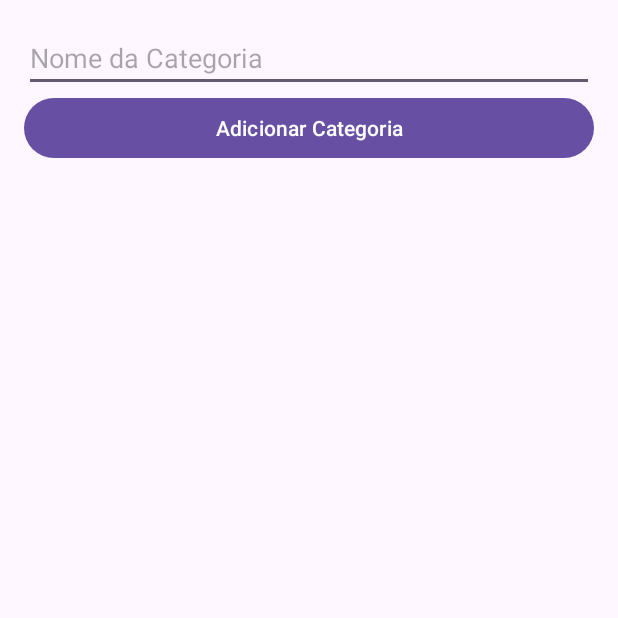
After one commit to luispaiva09/COMMOV_StudyShare, an Android app: the AddCategoriaActivity screen opened directly, with no data from a screen before it, on a phone screen of 412 x 824 dp, the top half of it. The commit adds this screen. Run offline under Robolectric (Android 15) with nearby library versions, the phone set to English and light mode, and no system bars.

Commit message:
AddCategoria

```diff
--- a/app/src/main/AndroidManifest.xml
+++ b/app/src/main/AndroidManifest.xml
@@ -36,6 +36,10 @@
             android:name=".Activities.AddMaterialActivity"
             android:exported="true" />
 
+        <activity
+            android:name=".Activities.AddCategoriaActivity"
+            android:exported="true" />
+
     </application>
 
 </manifest>
--- /dev/null
+++ b/app/src/main/java/com/example/studyshare/Activities/AddCategoriaActivity.kt
@@ -0,0 +1,71 @@
+package com.example.studyshare.Activities
+
+import android.content.Intent
+import android.os.Bundle
+import android.util.Log
+import android.widget.Toast
+import androidx.activity.viewModels
+import androidx.appcompat.app.AppCompatActivity
+import androidx.lifecycle.lifecycleScope
+import com.example.studyshare.DataClasses.Categoria
+import com.example.studyshare.Repositories.CategoriaRepository
+import com.example.studyshare.RetrofitClient
+import com.example.studyshare.ViewModelFactories.CategoriaViewModelFactory
+import com.example.studyshare.ViewModels.CategoriaViewModel
+import com.example.studyshare.databinding.ActivityAddCategoriaBinding
+import kotlinx.coroutines.flow.collectLatest
+import kotlinx.coroutines.launch
+
+class AddCategoriaActivity : AppCompatActivity() {
+
+    private lateinit var binding: ActivityAddCategoriaBinding
+
+    private val repository = CategoriaRepository(RetrofitClient.api)
+    private val viewModel: CategoriaViewModel by viewModels { CategoriaViewModelFactory(repository) }
+
+    override fun onCreate(savedInstanceState: Bundle?) {
+        super.onCreate(savedInstanceState)
+        binding = ActivityAddCategoriaBinding.inflate(layoutInflater)
+        setContentView(binding.root)
+
+        lifecycleScope.launch {
+            viewModel.categoriaCriada.collectLatest { sucesso ->
+                sucesso?.let {
+                    if (it) {
+                        Toast.makeText(this@AddCategoriaActivity, "Categoria criada com sucesso!", Toast.LENGTH_LONG).show()
+                        limparCampos()
+                        val intent = Intent(this@AddCategoriaActivity, InicioActivity::class.java)
+                        startActivity(intent)
+                        finish()
+                    }
+                }
+            }
+        }
+
+        lifecycleScope.launch {
+            viewModel.erroMensagem.collectLatest { erro ->
+                erro?.let {
+                    Toast.makeText(this@AddCategoriaActivity, "Erro: $it", Toast.LENGTH_LONG).show()
+                    Log.e("AddCategoriaActivity", "Erro ao criar categoria", Throwable(it))
+                }
+            }
+        }
+
+        binding.btnAdicionarCategoria.setOnClickListener {
+            val nome = binding.etNomeCategoria.text.toString().trim()
+
+            if (nome.isEmpty()) {
+                Toast.makeText(this, "Por favor, insira o nome da categoria!", Toast.LENGTH_LONG).show()
+                return@setOnClickListener
+            }
+
+            val novaCategoria = Categoria(nome = nome)
+            viewModel.criarCategoria(novaCategoria)
+        }
+    }
+
+    private fun limparCampos() {
+        binding.etNomeCategoria.text?.clear()
+        viewModel.resetErro()
+    }
+}
--- a/app/src/main/java/com/example/studyshare/Activities/LoginActivity.kt
+++ b/app/src/main/java/com/example/studyshare/Activities/LoginActivity.kt
@@ -49,7 +49,7 @@ class LoginActivity : AppCompatActivity() {
                     Toast.makeText(this@LoginActivity, "Login bem-sucedido!", Toast.LENGTH_SHORT).show()
                     val intent = Intent(this@LoginActivity, InicioActivity::class.java)
                     intent.putExtra("username", utilizador.username)
-                    intent.putExtra("username", utilizador.id)
+                    intent.putExtra("userId", utilizador.id)
                     startActivity(intent)
                     finish()
                 }
--- a/app/src/main/java/com/example/studyshare/ApiService.kt
+++ b/app/src/main/java/com/example/studyshare/ApiService.kt
@@ -15,6 +15,7 @@ import retrofit2.Response
 import retrofit2.http.Body
 import retrofit2.http.DELETE
 import retrofit2.http.GET
+import retrofit2.http.Headers
 import retrofit2.http.POST
 import retrofit2.http.PUT
 import retrofit2.http.Path
@@ -76,7 +77,7 @@ interface ApiService {
     suspend fun getMaterialDidaticoById(@Path("id") id: Int): MaterialDidatico
 
     @POST("materiaisdidaticos")
-    suspend fun createMaterialDidatico(@Body material: MaterialDidatico): MaterialDidatico
+    suspend fun createMaterialDidatico(@Body material: MaterialDidatico): Response<MaterialDidatico>
 
     @PUT("materiaisdidaticos/{id}")
     suspend fun updateMaterialDidatico(@Path("id") id: Int, @Body material: MaterialDidatico): MaterialDidatico
@@ -93,8 +94,9 @@ interface ApiService {
     @GET("categorias/{id}")
     suspend fun getCategoriaById(@Path("id") id: Int): Categoria
 
+    @Headers("Prefer: return=representation")
     @POST("categorias")
-    suspend fun createCategoria(@Body categoria: Categoria): Categoria
+    suspend fun createCategoria(@Body categoria: Categoria): List<Categoria>
 
     @PUT("categorias/{id}")
     suspend fun updateCategoria(@Path("id") id: Int, @Body categoria: Categoria): Categoria
--- a/app/src/main/java/com/example/studyshare/Repositories/CategoriaRepository.kt
+++ b/app/src/main/java/com/example/studyshare/Repositories/CategoriaRepository.kt
@@ -2,6 +2,7 @@ package com.example.studyshare.Repositories
 
 import com.example.studyshare.ApiService
 import com.example.studyshare.DataClasses.Categoria
+import retrofit2.Response
 
 class CategoriaRepository(private val api: ApiService) {
 
@@ -13,7 +14,7 @@ class CategoriaRepository(private val api: ApiService) {
         return api.getCategoriaById(id)
     }
 
-    suspend fun criarCategoria(categoria: Categoria): Categoria {
+    suspend fun criarCategoria(categoria: Categoria): List<Categoria> {
         return api.createCategoria(categoria)
     }
 
--- a/app/src/main/java/com/example/studyshare/Repositories/MaterialDidaticoRepository.kt
+++ b/app/src/main/java/com/example/studyshare/Repositories/MaterialDidaticoRepository.kt
@@ -2,6 +2,7 @@ package com.example.studyshare.Repositories
 
 import com.example.studyshare.ApiService
 import com.example.studyshare.DataClasses.MaterialDidatico
+import retrofit2.Response
 
 class MaterialDidaticoRepository(private val api: ApiService) {
 
@@ -13,7 +14,7 @@ class MaterialDidaticoRepository(private val api: ApiService) {
         return api.getMaterialDidaticoById(id)
     }
 
-    suspend fun criarMaterial(material: MaterialDidatico): MaterialDidatico {
+    suspend fun criarMaterial(material: MaterialDidatico): Response<MaterialDidatico> {
         return api.createMaterialDidatico(material)
     }
 
--- /dev/null
+++ b/app/src/main/res/layout/activity_add_categoria.xml
@@ -0,0 +1,28 @@
+<?xml version="1.0" encoding="utf-8"?>
+<ScrollView xmlns:android="http://schemas.android.com/apk/res/android"
+    android:id="@+id/scrollView"
+    android:layout_width="match_parent"
+    android:layout_height="match_parent"
+    android:padding="16dp">
+
+    <LinearLayout
+        android:orientation="vertical"
+        android:layout_width="match_parent"
+        android:layout_height="wrap_content">
+
+        <EditText
+            android:id="@+id/etNomeCategoria"
+            android:layout_width="match_parent"
+            android:layout_height="wrap_content"
+            android:hint="Nome da Categoria"
+            android:inputType="textPersonName"/>
+
+        <Button
+            android:id="@+id/btnAdicionarCategoria"
+            android:layout_width="match_parent"
+            android:layout_height="wrap_content"
+            android:text="Adicionar Categoria"/>
+
+    </LinearLayout>
+
+</ScrollView>
```
Also changed, not shown: app/src/main/java/com/example/studyshare/Activities/AddMaterialActivity.kt (+50 -16 lines), app/src/main/java/com/example/studyshare/Activities/InicioActivity.kt (+6 -1 lines), app/src/main/res/layout/activity_add_material.xml (+9 -0 lines), app/src/main/res/layout/activity_inicio.xml (+8 -0 lines).
